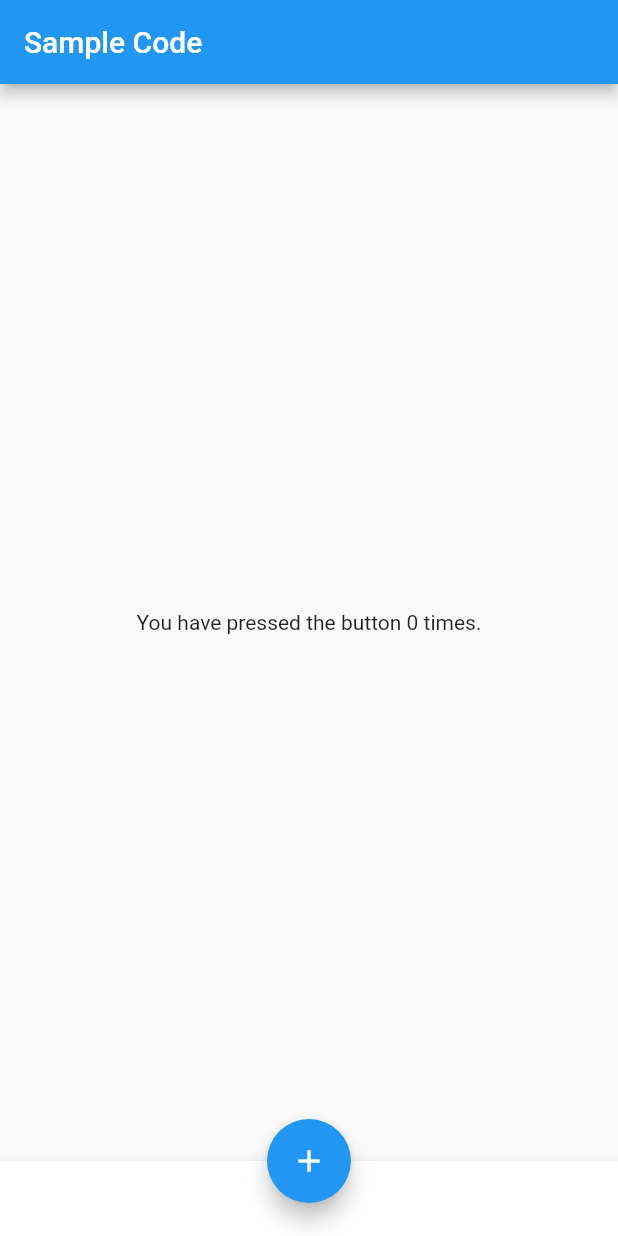
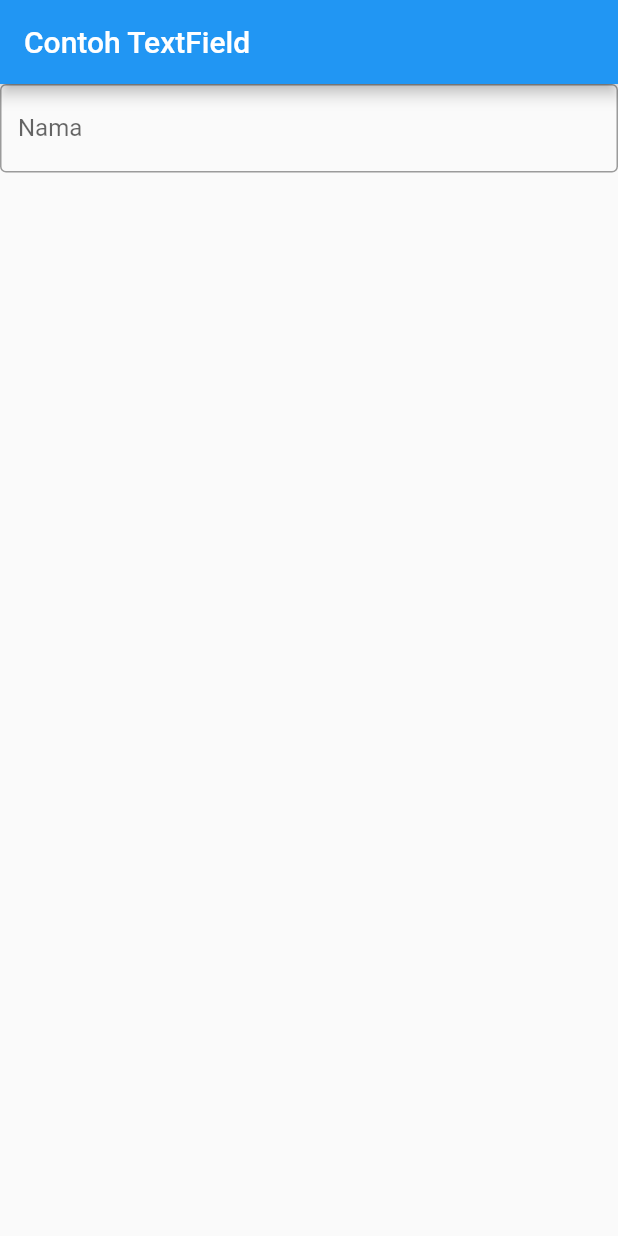
Before and after one commit to polinema-mobile/praktikum-02-layout-web-bola-Yurischaays15, a Flutter app: the screen it shows after launch, on a phone screen of 412 x 824 dp. Run offline on Flutter 3.47's test engine with Material 2 defaults, Android fonts, the phone set to English and light mode, and no system bars.

Commit message:
Input dan Selection Widget

```diff
--- a/lib/main.dart
+++ b/lib/main.dart
@@ -1,32 +1,25 @@
-import'package:flutter/material.dart';
+import 'package:flutter/material.dart';
 
 void main() {
   runApp(MyApp());
 }
 
 class MyApp extends StatelessWidget {
-  int _count = 0;
   @override
   Widget build(BuildContext context) {
     return MaterialApp(
-      home:Scaffold(
-        appBar: AppBar (
-          title: Text('Sample Code'),
+
+      home: Scaffold(
+        appBar: AppBar(
+          title: Text("Contoh TextField")
         ),
-        body: Center(
-          child: Text('You have pressed the button $_count times.'),
-        ),
-        bottomNavigationBar: BottomAppBar(
-          child: Container(
-            height: 50.0,
+        body: TextField(
+          obscureText: false,
+          decoration: InputDecoration(
+            border: OutlineInputBorder(),
+            labelText: 'Nama',
           ),
-        ),
-        floatingActionButton:FloatingActionButton(
-          onPressed: () => 0,
-          tooltip: 'Increment Counter',
-          child: Icon(Icons.add),
-        ),
-        floatingActionButtonLocation: FloatingActionButtonLocation.centerDocked,
+        )
       ),
     );
   }
```
